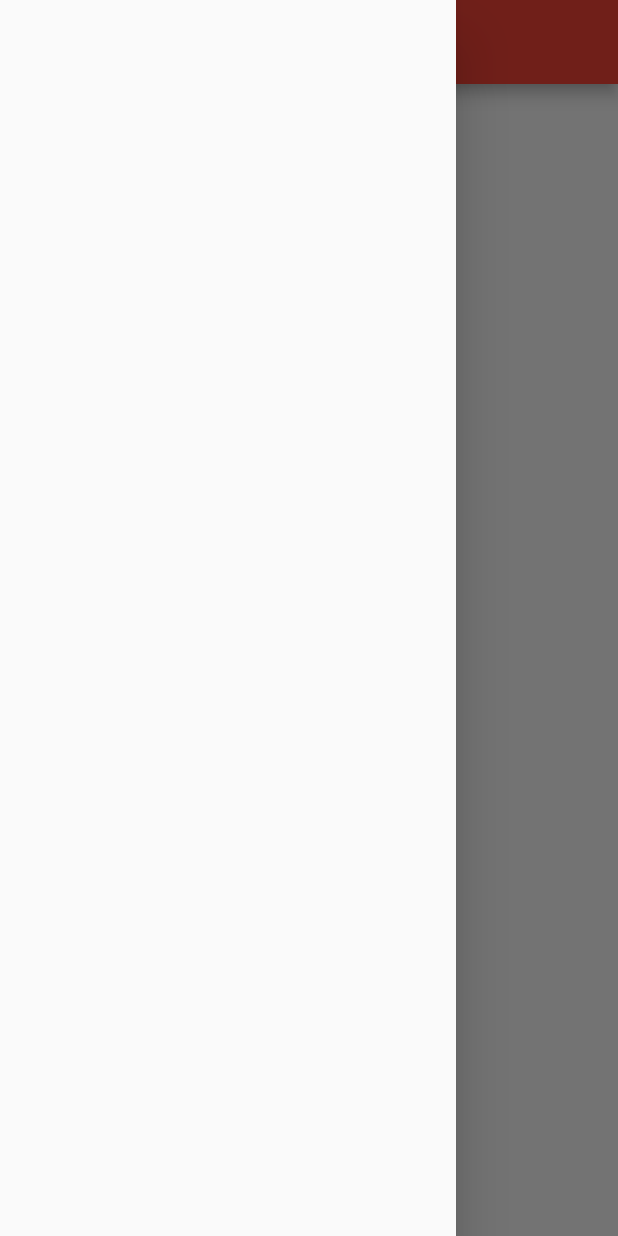
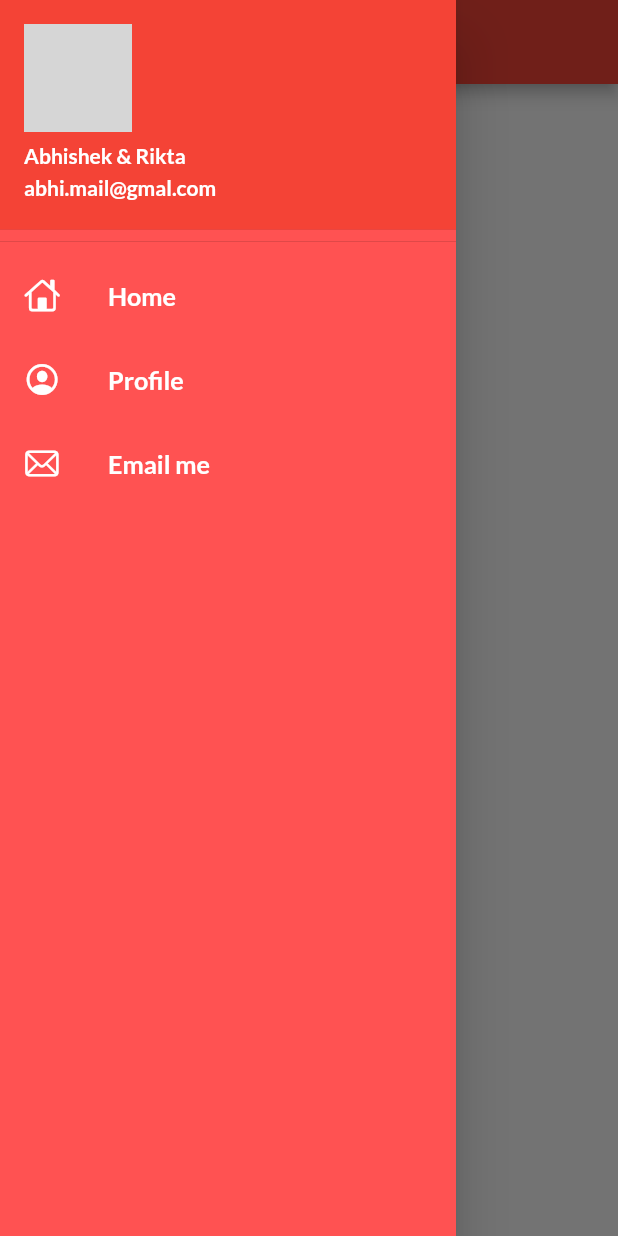
Before and after one commit to only4abhi/30DaysFlutter, a Flutter app: the HomePage screen opened by its route, with the side drawer open, on a phone screen of 412 x 824 dp. Run offline on Flutter 3.47's test engine with Material 2 defaults, Android fonts, the phone set to English and light mode, and no system bars; our stand-ins replace google_fonts; network calls fail; grey boxes are pictures that could not be loaded.

Commit message:
Day 9 Completed

```diff
--- a/lib/pages/home_page.dart
+++ b/lib/pages/home_page.dart
@@ -1,4 +1,6 @@
 import 'package:flutter/material.dart';
+
+import '../widgets/drawer.dart';
 
 
 class HomePage extends StatelessWidget {
@@ -20,7 +22,7 @@ class HomePage extends StatelessWidget {
           ),
         ),
       ),
-      drawer: Drawer(),
+      drawer: MyDrawer(),
     );
   }
 }
--- /dev/null
+++ b/lib/widgets/drawer.dart
@@ -0,0 +1,78 @@
+import 'package:flutter/cupertino.dart';
+import 'package:flutter/material.dart';
+
+class MyDrawer extends StatelessWidget {
+
+  @override
+  Widget build(BuildContext context) {
+    final imageUrl =
+        "https://scontent.fccu27-2.fna.fbcdn.net/v/t39.30808-6/277117331_7228545067187636_4843031717830531766_n.jpg?_nc_cat=107&ccb=1-7&_nc_sid=09cbfe&_nc_ohc=ct-9H35-KTIAX8Emkwo&_nc_ht=scontent.fccu27-2.fna&oh=00_AT_1m5oHX16Yp8wiLkmE3BDQdag2PEZsslGQ7nK_EBSMEg&oe=62C1DB65";
+    return Drawer(
+      child: Container(
+        color: Colors.redAccent,
+        child: ListView(
+          padding: EdgeInsets.zero,
+          children: [
+            DrawerHeader(
+                padding: EdgeInsets.zero,
+                child: UserAccountsDrawerHeader(
+                  accountName: Text("Abhishek & Rikta",style:TextStyle(fontWeight: FontWeight.bold,color: Colors.white)),
+                  accountEmail: Text("abhi.mail@gmal.com",style:TextStyle(fontWeight: FontWeight.bold,color: Colors.white)),
+                  currentAccountPicture: CircleAvatar(
+                    backgroundImage: NetworkImage(imageUrl),
+                  ),
+
+                )
+            ),
+            ListTile(
+              leading: Icon(
+                CupertinoIcons.home,
+                color: Colors.white,
+              ),
+              title: Text(
+                "Home",
+                textScaleFactor: 1.2,
+                style: TextStyle(
+                  color: Colors.white,
+                    fontWeight: FontWeight.bold
+
+                ),
+              ),
+            ),
+        ListTile(
+          leading: Icon(
+            CupertinoIcons.profile_circled,
+            color: Colors.white,
+
+          ),
+          title: Text(
+            "Profile",
+            textScaleFactor: 1.2,
+            style: TextStyle(
+              color: Colors.white,
+                fontWeight: FontWeight.bold,
+            ),
+          ),
+        ),
+        ListTile(
+          leading: Icon(
+            CupertinoIcons.mail,
+            color: Colors.white,
+          ),
+          title: Text(
+            "Email me",
+            textScaleFactor: 1.2,
+            style: TextStyle(
+              color: Colors.white,
+              fontWeight: FontWeight.bold,
+            ),
+          ),
+        )
+          ],
+
+        ),
+      ),
+    );
+
+  }
+}
```
